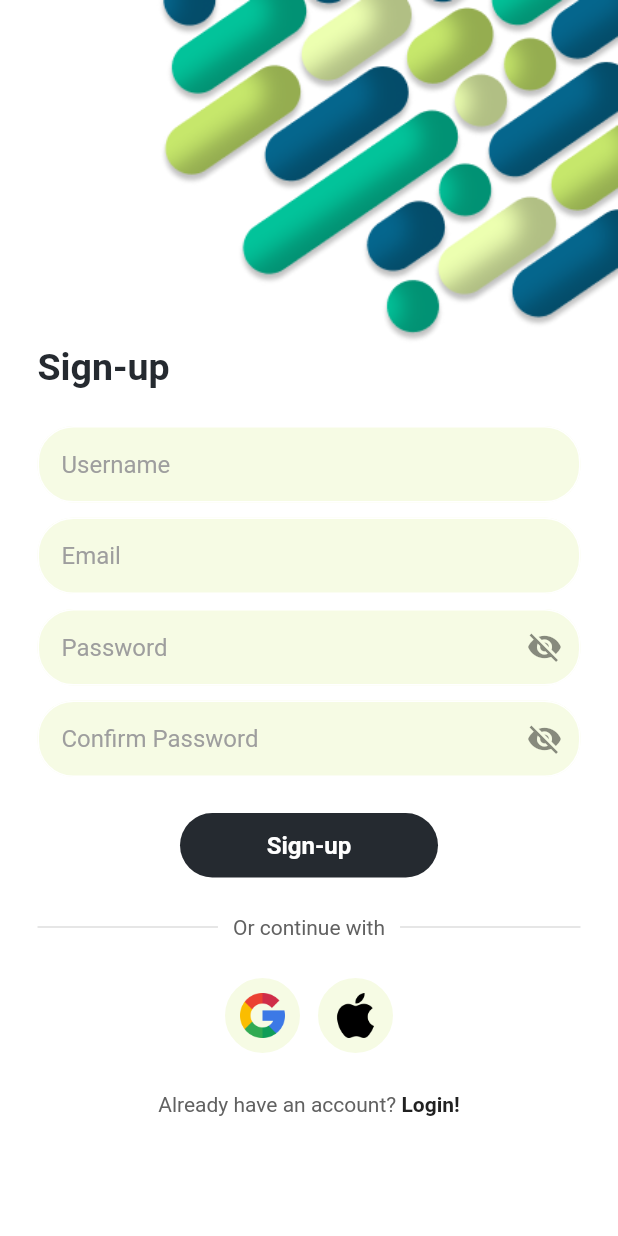
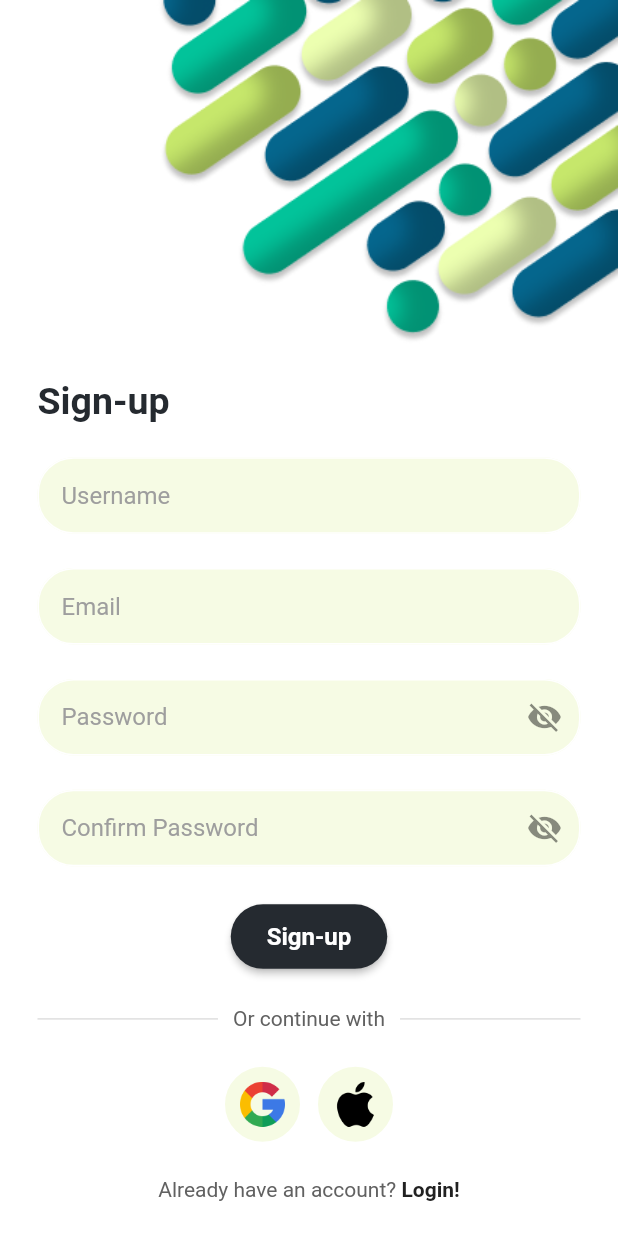
Before and after one commit to tiagoalmeida25/trackerapp-done-right, a Flutter app: the screen it shows after launch, after a tap on "Create one now!", on a phone screen of 412 x 824 dp. Run offline on Flutter 3.47's test engine with Material 2 defaults, Android fonts, the phone set to English and light mode, and no system bars; our stand-ins replace firebase_auth, firebase_core, fluttertoast; accounts and stored records are empty; network calls fail.

Commit message:
firebase login and signup

```diff
--- a/lib/components/my_button.dart
+++ b/lib/components/my_button.dart
@@ -1,31 +1,32 @@
 import 'package:flutter/material.dart';
 
 class MyButton extends StatelessWidget {
-  final Function()? onTap;
+  final void Function()? onPressed;
   final String text;
 
   const MyButton({
-    super.key,
+    Key? key,
     required this.text,
-    required this.onTap,
-  });
+    required this.onPressed,
+  }) : super(key: key);
 
   @override
   Widget build(BuildContext context) {
-    return GestureDetector(
-      onTap: onTap,
-      child: Container(
+    return ElevatedButton(
+      onPressed: onPressed,
+      style: ElevatedButton.styleFrom(
         padding: const EdgeInsets.symmetric(horizontal: 24, vertical: 12),
-        margin: const EdgeInsets.symmetric(horizontal: 120),
-        decoration: BoxDecoration(
-            color: const Color.fromRGBO(37, 42, 48, 1),
-            borderRadius: BorderRadius.circular(24)),
-        child: Center(
-          child: Text(
-            text,
-            style: const TextStyle(
-                color: Colors.white, fontWeight: FontWeight.bold, fontSize: 16),
-          ),
+        backgroundColor: const Color.fromRGBO(37, 42, 48, 1),
+        shape: RoundedRectangleBorder(
+          borderRadius: BorderRadius.circular(24),
+        ),
+      ),
+      child: Text(
+        text,
+        style: const TextStyle(
+          color: Colors.white,
+          fontWeight: FontWeight.bold,
+          fontSize: 16,
         ),
       ),
     );
--- a/lib/main.dart
+++ b/lib/main.dart
@@ -1,10 +1,17 @@
 import 'package:flutter/material.dart';
+
+import 'package:firebase_core/firebase_core.dart';
+import 'firebase_options.dart';
+import 'pages/auth_page.dart';
 import 'pages/home_page.dart';
 import 'pages/login_page.dart';
 import 'pages/signup_page.dart';
 
-void main() {
+void main() async {
   WidgetsFlutterBinding.ensureInitialized();
+  await Firebase.initializeApp(
+    options: DefaultFirebaseOptions.currentPlatform,
+  );
   runApp(const MainApp());
 }
 
@@ -15,11 +22,12 @@ class MainApp extends StatelessWidget {
   Widget build(BuildContext context) {
     return MaterialApp(
       debugShowCheckedModeBanner: false,
-      initialRoute: '/login',
+      initialRoute: '/auth',
       routes: {
+        '/auth': (context) => const AuthPage(),
         '/login': (context) => const LoginPage(),
         '/signup': (context) => const SignupPage(),
-        '/home': (context) => const HomePage(user: '',),
+        '/home': (context) => HomePage(),
       },
     );
   }
--- /dev/null
+++ b/lib/pages/auth_page.dart
@@ -0,0 +1,25 @@
+import 'package:firebase_auth/firebase_auth.dart';
+import 'package:flutter/material.dart';
+
+import 'home_page.dart';
+import 'login_page.dart';
+
+class AuthPage extends StatelessWidget {
+  const AuthPage({super.key});
+
+  @override
+  Widget build(BuildContext context) {
+    return Scaffold(
+      body: StreamBuilder<User?>(
+        stream: FirebaseAuth.instance.authStateChanges(),
+        builder: (context, snapshot) {
+          if (snapshot.hasData) {
+            return HomePage();
+          } else {
+            return const LoginPage();
+          }
+        },
+      )
+    );
+  }
+}
--- a/lib/pages/login_page.dart
+++ b/lib/pages/login_page.dart
@@ -1,5 +1,6 @@
 import 'package:flutter/material.dart';
-import 'package:trackerapp/api_connection/api_connection.dart';
+import 'package:firebase_auth/firebase_auth.dart';
+
 import 'package:trackerapp/components/my_button.dart';
 import 'package:trackerapp/components/my_textfield.dart';
 import 'package:trackerapp/components/passwordfield.dart';
@@ -24,26 +25,36 @@ class LoginPageState extends State<LoginPage> {
   }
 
   //text editing controllers
-  final usernameController = TextEditingController();
+  final emailController = TextEditingController();
   final passwordController = TextEditingController();
 
   //sign user in method
-  Future<void> signUserIn(
-      String username, String password, BuildContext currentContext) async {
-    var response =
-        await ApiService.post(APIConstants.baseURL, APIConstants.loginURL, {
-      'user_name': username,
-      'password': password,
+  void signUserIn() async {
+    showDialog(
+        context: context,
+        builder: (context) {
+          return const Center(child: CircularProgressIndicator());
         });
 
-    if (response.contains('Welcome')) {
-      if (currentContext.mounted) {
-        Navigator.pushReplacementNamed(context, '/home', arguments: username);
-      }
-    } else {
+    try {
+      await FirebaseAuth.instance.signInWithEmailAndPassword(
+          email: emailController.text.trim(),
+          password: passwordController.text);
+    } on FirebaseAuthException catch (e) {
+      print(e.code);
+      if (e.code == 'user-not-found') {
         Fluttertoast.showToast(
-        msg: 'Login failed. Please check your credentials.',
-        toastLength: Toast.LENGTH_LONG,
+          msg: 'No user found for that email',
+          toastLength: Toast.LENGTH_SHORT,
+          gravity: ToastGravity.BOTTOM,
+          backgroundColor: Colors.red,
+          textColor: Colors.white,
+          fontSize: 16.0,
+        );
+      } else if (e.code == 'wrong-password') {
+        Fluttertoast.showToast(
+          msg: 'Wrong password provided for that user',
+          toastLength: Toast.LENGTH_SHORT,
           gravity: ToastGravity.BOTTOM,
           backgroundColor: Colors.red,
           textColor: Colors.white,
@@ -52,15 +63,24 @@ class LoginPageState extends State<LoginPage> {
       }
     }
 
+    Navigator.pop(context);
+  }
+
   @override
   Widget build(BuildContext context) {
     return Scaffold(
       backgroundColor: Colors.white,
-      body: SafeArea(
+      body: SingleChildScrollView(
+        physics: const NeverScrollableScrollPhysics(),
+        child: ConstrainedBox(
+          constraints: BoxConstraints(
+            minWidth: MediaQuery.of(context).size.width,
+            minHeight: MediaQuery.of(context).size.height,
+          ),
+          child: IntrinsicHeight(
             child: Column(
-          mainAxisAlignment: MainAxisAlignment.start,
-          crossAxisAlignment: CrossAxisAlignment.center,
-          children: [
+              mainAxisSize: MainAxisSize.max,
+              children: <Widget>[
                 //logo
                 Container(
                   padding: EdgeInsets.zero,
@@ -79,7 +99,11 @@ class LoginPageState extends State<LoginPage> {
                   ),
                 ),
 
-            //welcome back
+                Expanded(
+                  child: Column(
+                    mainAxisAlignment: MainAxisAlignment.spaceEvenly,
+                    crossAxisAlignment: CrossAxisAlignment.center,
+                    children: [
                       Padding(
                         padding: const EdgeInsets.symmetric(horizontal: 25),
                         child: Row(
@@ -94,29 +118,17 @@ class LoginPageState extends State<LoginPage> {
                         ),
                       ),
 
-            const SizedBox(
-              height: 25,
-            ),
-
                       //username
                       MyTextField(
-              controller: usernameController,
-              hintText: 'Username or Email',
+                        controller: emailController,
+                        hintText: 'Email',
                         obscureText: false,
-            ),
-
-            const SizedBox(
-              height: 10,
                       ),
 
                       //password
                       PasswordField(
                         controller: passwordController,
                         hintText: 'Password',
-            ),
-
-            const SizedBox(
-              height: 10,
                       ),
 
                       //forgot password
@@ -133,19 +145,10 @@ class LoginPageState extends State<LoginPage> {
                         ),
                       ),
 
-            const SizedBox(
-              height: 35,
-            ),
-
                       //sign in
                       MyButton(
                         text: 'Login',
-              onTap: () async {
-                final currentContext = context;
-
-                await signUserIn(usernameController.text,
-                    passwordController.text, currentContext);
-              },
+                        onPressed: signUserIn,
                       ),
 
                       const SizedBox(
@@ -159,15 +162,18 @@ class LoginPageState extends State<LoginPage> {
                         child: Row(
                           children: [
                             Expanded(
-                    child: Divider(thickness: 0.5, color: Colors.grey[400]),
+                              child: Divider(
+                                  thickness: 0.5, color: Colors.grey[400]),
                             ),
                             Padding(
-                    padding: const EdgeInsets.symmetric(horizontal: 10.0),
+                              padding:
+                                  const EdgeInsets.symmetric(horizontal: 10.0),
                               child: Text('Or continue with',
                                   style: TextStyle(color: Colors.grey[700])),
                             ),
                             Expanded(
-                    child: Divider(thickness: 0.5, color: Colors.grey[400]),
+                              child: Divider(
+                                  thickness: 0.5, color: Colors.grey[400]),
                             )
                           ],
                         ),
@@ -189,10 +195,6 @@ class LoginPageState extends State<LoginPage> {
                         ],
                       ),
 
-            const SizedBox(
-              height: 50,
-            ),
-
                       //not a member? register now
                       Row(
                         mainAxisAlignment: MainAxisAlignment.center,
@@ -206,7 +208,8 @@ class LoginPageState extends State<LoginPage> {
                           const SizedBox(width: 4),
                           GestureDetector(
                             onTap: () {
-                    Navigator.pushReplacementNamed(context, '/signup');
+                              Navigator.pushNamed(
+                                  context, '/signup');
                             },
                             child: Text(
                               'Create one now!',
@@ -216,10 +219,14 @@ class LoginPageState extends State<LoginPage> {
                               ),
                             ),
                           ),
-                const SizedBox(height: 35),
                         ],
-            )
+                      ),
                     ],
+                  ),
+                ),
+              ],
+            ),
+          ),
         ),
       ),
     );
--- a/lib/pages/signup_page.dart
+++ b/lib/pages/signup_page.dart
@@ -1,3 +1,4 @@
+import 'package:firebase_auth/firebase_auth.dart';
 import 'package:flutter/material.dart';
 import 'package:trackerapp/api_connection/api_connection.dart';
 import 'package:trackerapp/components/my_button.dart';
@@ -25,50 +26,44 @@ class SignupPageState extends State<SignupPage> {
   final passwordController = TextEditingController();
   final confirmPasswordController = TextEditingController();
 
-  Future<void> registerUser(
-      BuildContext context, username, email, password, confirmPassword) async {
-    if (username.isEmpty ||
-        email.isEmpty ||
-        password.isEmpty ||
-        confirmPassword.isEmpty) {
+  void registerUser() async {
+    showDialog(
+        context: context,
+        builder: (context) {
+          return const Center(child: CircularProgressIndicator());
+        });
+
+    try {
+      if (passwordController.text == confirmPasswordController.text) {
+        await FirebaseAuth.instance.createUserWithEmailAndPassword(
+            email: emailController.text.trim(),
+            password: passwordController.text);
+      } else {
         Fluttertoast.showToast(
-        msg: 'Please fill in all fields',
+          msg: 'Passwords do not match',
           toastLength: Toast.LENGTH_SHORT,
           gravity: ToastGravity.BOTTOM,
           backgroundColor: Colors.red,
           textColor: Colors.white,
           fontSize: 16.0,
         );
-      return;
       }
-
-    if (password != confirmPassword) {
+      Navigator.pop(context);
+    } on FirebaseAuthException catch (e) {
+      if(e.code == 'email-already-in-use') {
         Fluttertoast.showToast(
-        msg: 'Passwords do not match.',
+          msg: 'Email already in use',
           toastLength: Toast.LENGTH_SHORT,
           gravity: ToastGravity.BOTTOM,
           backgroundColor: Colors.red,
           textColor: Colors.white,
           fontSize: 16.0,
         );
-      return;
       }
-
-    var response =
-        await ApiService.post(APIConstants.baseURL, APIConstants.signupURL, {
-      'user_name': username,
-      'email': email,
-      'password': password,
-    });
-
-    if (response.contains('Successfull')) {
-      if (context.mounted) {
-        Navigator.pushReplacementNamed(context, '/home');
-      }
-    } else {
+      else if (e.code == 'weak-password') {
         Fluttertoast.showToast(
-        msg: response,
-        toastLength: Toast.LENGTH_LONG,
+          msg: 'Password is too weak',
+          toastLength: Toast.LENGTH_SHORT,
           gravity: ToastGravity.BOTTOM,
           backgroundColor: Colors.red,
           textColor: Colors.white,
@@ -76,21 +71,30 @@ class SignupPageState extends State<SignupPage> {
         );
       }
     }
+  }
 
   @override
   Widget build(BuildContext context) {
     return Scaffold(
       backgroundColor: Colors.white,
-      body: SafeArea(
+      body: SingleChildScrollView(
+        physics: const NeverScrollableScrollPhysics(),
+        child: ConstrainedBox(
+          constraints: BoxConstraints(
+            minWidth: MediaQuery.of(context).size.width,
+            minHeight: MediaQuery.of(context).size.height,
+          ),
+          child: IntrinsicHeight(
             child: Column(
-          mainAxisAlignment: MainAxisAlignment.start,
-          crossAxisAlignment: CrossAxisAlignment.center,
-          children: [
+              mainAxisSize: MainAxisSize.max,
+              children: <Widget>[
                 //logo
                 Row(
                   mainAxisAlignment: MainAxisAlignment.end,
                   children: [
-                Transform(
+                    Align(
+                      alignment: Alignment.topLeft,
+                      child: Transform(
                         alignment: Alignment.center,
                         transform: Matrix4.rotationY(math.pi),
                         child: Image.asset(
@@ -98,9 +102,15 @@ class SignupPageState extends State<SignupPage> {
                           height: 230,
                         ),
                       ),
+                    ),
                   ],
                 ),
 
+                Expanded(
+                  child: Column(
+                    mainAxisAlignment: MainAxisAlignment.spaceEvenly,
+                    crossAxisAlignment: CrossAxisAlignment.center,
+                    children: [
                       //welcome back
                       Padding(
                         padding: const EdgeInsets.symmetric(horizontal: 25),
@@ -116,19 +126,11 @@ class SignupPageState extends State<SignupPage> {
                         ),
                       ),
 
-            const SizedBox(
-              height: 25,
-            ),
-
                       //username
                       MyTextField(
                         controller: usernameController,
                         hintText: 'Username',
                         obscureText: false,
-            ),
-
-            const SizedBox(
-              height: 10,
                       ),
 
                       MyTextField(
@@ -137,18 +139,10 @@ class SignupPageState extends State<SignupPage> {
                         obscureText: false,
                       ),
 
-            const SizedBox(
-              height: 10,
-            ),
-
                       //password
                       PasswordField(
                         controller: passwordController,
                         hintText: 'Password',
-            ),
-
-            const SizedBox(
-              height: 10,
                       ),
 
                       //password
@@ -157,23 +151,10 @@ class SignupPageState extends State<SignupPage> {
                         hintText: 'Confirm Password',
                       ),
 
-            const SizedBox(
-              height: 24,
-            ),
-
                       //sign in
                       MyButton(
                         text: 'Sign-up',
-              onTap: () => registerUser(
-                  context,
-                  usernameController.text,
-                  emailController.text,
-                  passwordController.text,
-                  confirmPasswordController.text),
-            ),
-
-            const SizedBox(
-              height: 25,
+                        onPressed: registerUser,
                       ),
 
                       //or continue with
@@ -183,22 +164,21 @@ class SignupPageState extends State<SignupPage> {
                         child: Row(
                           children: [
                             Expanded(
-                    child: Divider(thickness: 0.5, color: Colors.grey[400]),
+                              child: Divider(
+                                  thickness: 0.5, color: Colors.grey[400]),
                             ),
                             Padding(
-                    padding: const EdgeInsets.symmetric(horizontal: 10.0),
+                              padding:
+                                  const EdgeInsets.symmetric(horizontal: 10.0),
                               child: Text('Or continue with',
                                   style: TextStyle(color: Colors.grey[700])),
                             ),
                             Expanded(
-                    child: Divider(thickness: 0.5, color: Colors.grey[400]),
+                              child: Divider(
+                                  thickness: 0.5, color: Colors.grey[400]),
                             )
                           ],
                         ),
-            ),
-
-            const SizedBox(
-              height: 25,
                       ),
 
                       //google + apple sign in
@@ -211,10 +191,6 @@ class SignupPageState extends State<SignupPage> {
                           ),
                           SquareTile(imagePath: 'lib/images/apple.png'),
                         ],
-            ),
-
-            const SizedBox(
-              height: 25,
                       ),
 
                       // back to login
@@ -246,6 +222,11 @@ class SignupPageState extends State<SignupPage> {
                       ),
                     ],
                   ),
+                )
+              ],
+            ),
+          ),
+        ),
       ),
     );
   }
--- a/pubspec.yaml
+++ b/pubspec.yaml
@@ -7,6 +7,8 @@ environment:
   sdk: '>=2.19.5 <3.0.0'
 
 dependencies:
+  firebase_auth: ^4.8.0
+  firebase_core: ^2.15.1
   flutter:
     sdk: flutter
   fluttertoast: ^8.2.2
```
Also changed, not shown: lib/pages/home_page.dart (+16 -4 lines), lib/firebase_options.dart (added), pubspec.lock, 8 other files. Lines whose indentation alone changed are shown as unchanged.
